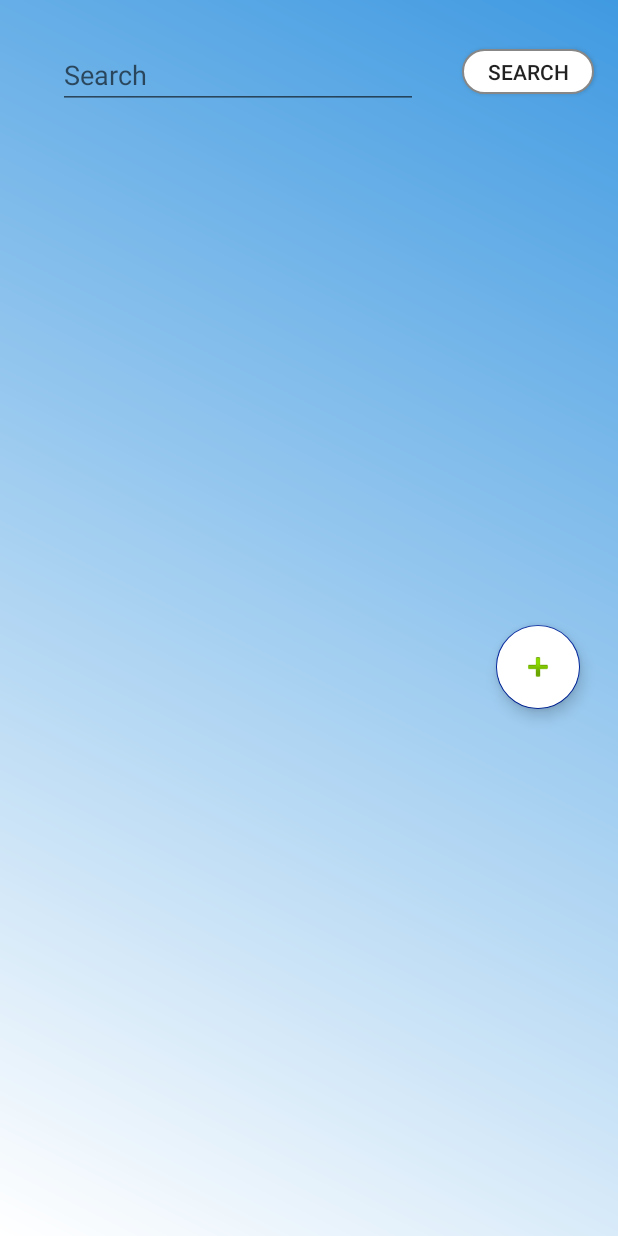
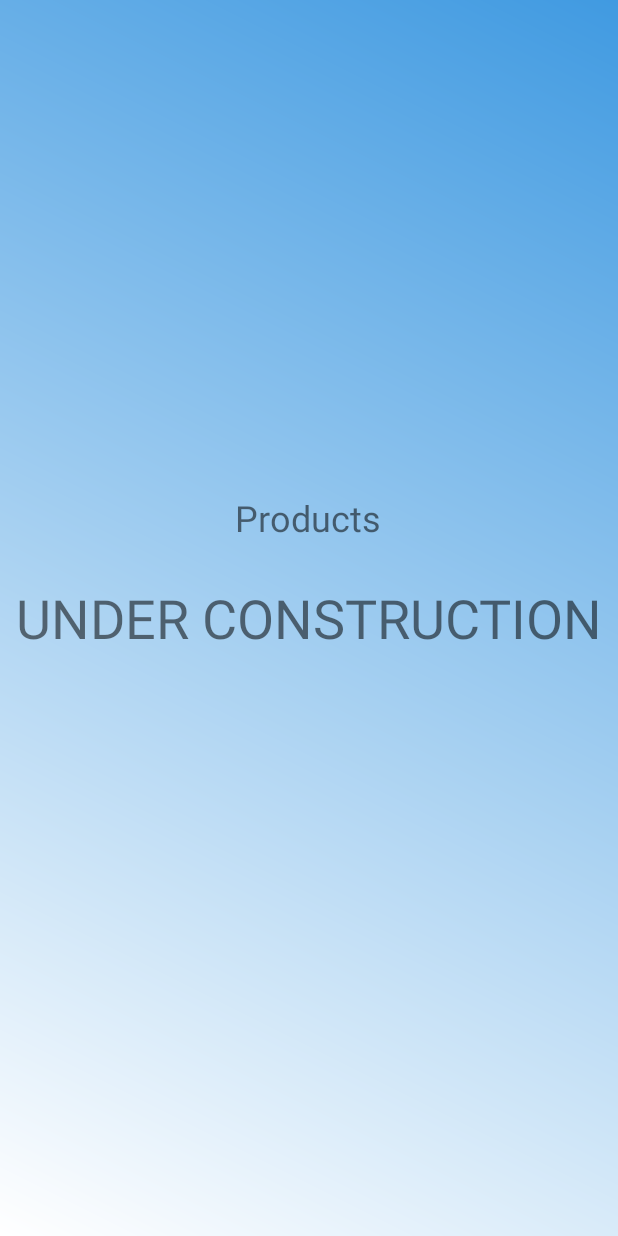
Before and after one commit to MobsofFools/TravelExperts, an Android app: the layout fragment_products.xml on its own in the app's theme, with its tools: preview values and no code run, on a phone screen of 412 x 824 dp. Run offline under Robolectric (Android 15) with nearby library versions, the phone set to English and light mode, and no system bars; Roboto replaces fonts that are not available here.

Commit message:
Changing products to under construction

```diff
--- a/app/src/main/java/com/edvinlin/travelexperts/ui/bookings/BookingsDataViewFragment.java
+++ b/app/src/main/java/com/edvinlin/travelexperts/ui/bookings/BookingsDataViewFragment.java
@@ -11,6 +11,7 @@ import android.widget.EditText;
 
 import androidx.annotation.NonNull;
 import androidx.annotation.Nullable;
+import androidx.appcompat.app.AppCompatActivity;
 import androidx.cardview.widget.CardView;
 import androidx.fragment.app.Fragment;
 import androidx.lifecycle.ViewModelProvider;
@@ -39,6 +40,7 @@ public class BookingsDataViewFragment extends Fragment {
     @Override
     public void onViewCreated(@NonNull View view, @Nullable Bundle savedInstanceState) {
         super.onViewCreated(view, savedInstanceState);
+        ((AppCompatActivity) getActivity()).getSupportActionBar().setDisplayHomeAsUpEnabled(false);
         //Edit Texts
         BookingId = view.findViewById(R.id.etBookingId);
         BookingNo = view.findViewById(R.id.etBookingNo);
--- a/app/src/main/java/com/edvinlin/travelexperts/ui/bookings/BookingsFragment.java
+++ b/app/src/main/java/com/edvinlin/travelexperts/ui/bookings/BookingsFragment.java
@@ -6,14 +6,12 @@ import android.text.TextWatcher;
 import android.view.LayoutInflater;
 import android.view.View;
 import android.view.ViewGroup;
-import android.view.inputmethod.EditorInfo;
 import android.widget.EditText;
-import android.widget.Filter;
 import android.widget.ImageView;
-import android.widget.SearchView;
 
 import androidx.annotation.NonNull;
 import androidx.annotation.Nullable;
+import androidx.appcompat.app.AppCompatActivity;
 import androidx.fragment.app.Fragment;
 import androidx.lifecycle.ViewModelProvider;
 import androidx.navigation.NavController;
@@ -51,6 +49,9 @@ public class BookingsFragment extends Fragment implements OnRecyclerItemClickLis
     @Override
     public void onViewCreated(@NonNull View view, @Nullable Bundle savedInstanceState) {
         super.onViewCreated(view, savedInstanceState);
+        ((AppCompatActivity) getActivity()).getSupportActionBar().show();
+
+
         sharedBookingModel = new ViewModelProvider(requireActivity()).get(SharedBookingModel.class);
         recyclerView = view.findViewById(R.id.rvList);
         navController = Navigation.findNavController(view);
--- a/app/src/main/java/com/edvinlin/travelexperts/ui/customers/CustomerDataViewFragment.java
+++ b/app/src/main/java/com/edvinlin/travelexperts/ui/customers/CustomerDataViewFragment.java
@@ -11,6 +11,7 @@ import android.widget.EditText;
 
 import androidx.annotation.NonNull;
 import androidx.annotation.Nullable;
+import androidx.appcompat.app.AppCompatActivity;
 import androidx.cardview.widget.CardView;
 import androidx.fragment.app.Fragment;
 import androidx.lifecycle.ViewModelProvider;
@@ -50,6 +51,7 @@ public class CustomerDataViewFragment extends Fragment {
     @Override
     public void onViewCreated(@NonNull View view, @Nullable Bundle savedInstanceState) {
         super.onViewCreated(view, savedInstanceState);
+        ((AppCompatActivity) getActivity()).getSupportActionBar().setDisplayHomeAsUpEnabled(false);
         //Edit Texts
         CustId = view.findViewById(R.id.etCustId);
         CustFirstName = view.findViewById(R.id.etCustFirstName);
--- a/app/src/main/java/com/edvinlin/travelexperts/ui/travelpackages/PackageDataViewFragment.java
+++ b/app/src/main/java/com/edvinlin/travelexperts/ui/travelpackages/PackageDataViewFragment.java
@@ -10,6 +10,7 @@ import android.widget.EditText;
 
 import androidx.annotation.NonNull;
 import androidx.annotation.Nullable;
+import androidx.appcompat.app.AppCompatActivity;
 import androidx.cardview.widget.CardView;
 import androidx.fragment.app.Fragment;
 import androidx.lifecycle.ViewModelProvider;
@@ -39,6 +40,7 @@ public class PackageDataViewFragment extends Fragment {
     @Override
     public void onViewCreated(@NonNull View view, @Nullable Bundle savedInstanceState) {
         super.onViewCreated(view, savedInstanceState);
+        ((AppCompatActivity) getActivity()).getSupportActionBar().setDisplayHomeAsUpEnabled(false);
         //Edit Texts
         PkgId = view.findViewById(R.id.etPkgId);
         PkgName = view.findViewById(R.id.etPkgName);
--- a/app/src/main/java/com/edvinlin/travelexperts/ui/travelpackages/SharedPackageModel.java
+++ b/app/src/main/java/com/edvinlin/travelexperts/ui/travelpackages/SharedPackageModel.java
@@ -2,7 +2,6 @@ package com.edvinlin.travelexperts.ui.travelpackages;
 
 import android.content.Context;
 import android.util.Log;
-import android.widget.EditText;
 import android.widget.Toast;
 
 import androidx.lifecycle.LiveData;
@@ -13,10 +12,7 @@ import com.edvinlin.travelexperts.model.TravelPackage;
 import com.edvinlin.travelexperts.remote.ApiClient;
 import com.edvinlin.travelexperts.remote.ApiInterface;
 
-import java.text.SimpleDateFormat;
-import java.util.Calendar;
 import java.util.List;
-import java.util.Locale;
 
 import okhttp3.ResponseBody;
 import retrofit2.Call;
@@ -25,7 +21,6 @@ import retrofit2.Response;
 
 public class SharedPackageModel extends ViewModel {
 
-    public static final String TAG = "SharedPackageModel";
     public MutableLiveData<List<TravelPackage>> mutablePackageList = new MutableLiveData<>();
     public MutableLiveData<TravelPackage> mutablePackage = new MutableLiveData<>();
     public List<TravelPackage> packageList;
--- a/app/src/main/java/com/edvinlin/travelexperts/ui/travelpackages/TravelPackagesFragment.java
+++ b/app/src/main/java/com/edvinlin/travelexperts/ui/travelpackages/TravelPackagesFragment.java
@@ -11,6 +11,7 @@ import android.widget.ImageView;
 
 import androidx.annotation.NonNull;
 import androidx.annotation.Nullable;
+import androidx.appcompat.app.AppCompatActivity;
 import androidx.fragment.app.Fragment;
 import androidx.lifecycle.ViewModelProvider;
 import androidx.navigation.NavController;
@@ -52,6 +53,8 @@ public class TravelPackagesFragment extends Fragment implements OnRecyclerItemCl
     @Override
     public void onViewCreated(@NonNull View view, @Nullable Bundle savedInstanceState) {
         super.onViewCreated(view, savedInstanceState);
+        ((AppCompatActivity) getActivity()).getSupportActionBar().show();
+        ((AppCompatActivity) getActivity()).getSupportActionBar().setDisplayHomeAsUpEnabled(false);
         sharedPackageModel = new ViewModelProvider(requireActivity()).get(SharedPackageModel.class);
         recyclerView = view.findViewById(R.id.rvList);
         navController = Navigation.findNavController(view);
@@ -84,8 +87,8 @@ public class TravelPackagesFragment extends Fragment implements OnRecyclerItemCl
             }
         });
 
-        final FloatingActionButton addbtn = view.findViewById(R.id.fabAdd);
-        addbtn.setOnClickListener(v -> Navigation.findNavController(v).navigate(R.id.navigation_addpackage));
+        final FloatingActionButton addBtn = view.findViewById(R.id.fabAdd);
+        addBtn.setOnClickListener(v -> Navigation.findNavController(v).navigate(R.id.navigation_addpackage));
 
         initRecyclerView();
         loadPackages();
--- a/app/src/main/res/layout/fragment_products.xml
+++ b/app/src/main/res/layout/fragment_products.xml
@@ -2,65 +2,36 @@
 <androidx.constraintlayout.widget.ConstraintLayout xmlns:android="http://schemas.android.com/apk/res/android"
     xmlns:app="http://schemas.android.com/apk/res-auto"
     xmlns:tools="http://schemas.android.com/tools"
-    android:id="@+id/frameLayout6"
+    android:id="@+id/frameLayout2"
     android:layout_width="match_parent"
     android:layout_height="match_parent"
     android:background="@drawable/gradient_background"
-    tools:context=".ui.products.ProductsFragment">
+    tools:context=".ui.flights.FlightFragment">
 
-    <Button
-        android:id="@+id/btnSearch"
-        android:layout_width="wrap_content"
-        android:layout_height="30dp"
-        android:background="@drawable/button"
-        android:text="@string/Search"
+    <TextView
+        android:id="@+id/textView2"
+        android:layout_width="fill_parent"
+        android:layout_height="fill_parent"
+        android:gravity="center"
+        android:text="@string/construction"
+        android:textSize="36sp"
         app:layout_constraintBottom_toBottomOf="parent"
         app:layout_constraintEnd_toEndOf="parent"
-        app:layout_constraintHorizontal_bias="0.95"
         app:layout_constraintStart_toStartOf="parent"
         app:layout_constraintTop_toTopOf="parent"
-        app:layout_constraintVertical_bias="0.041" />
+        app:layout_constraintVertical_bias="0.308" />
 
-    <androidx.recyclerview.widget.RecyclerView
-        android:id="@+id/rvList"
-        android:layout_width="fill_parent"
-        android:layout_height="400dp"
-        android:layout_margin="10dp"
-        android:padding="10dp"
+    <TextView
+        android:id="@+id/textView3"
+        android:layout_width="wrap_content"
+        android:layout_height="wrap_content"
+        android:text="@string/card5"
+        android:textSize="24sp"
         app:layout_constraintBottom_toBottomOf="parent"
         app:layout_constraintEnd_toEndOf="parent"
-        app:layout_constraintHorizontal_bias="0.6"
+        app:layout_constraintHorizontal_bias="0.498"
         app:layout_constraintStart_toStartOf="parent"
-        app:layout_constraintTop_toBottomOf="@+id/btnSearch"
-        app:layout_constraintVertical_bias="0.0" />
+        app:layout_constraintTop_toTopOf="@+id/textView2"
+        app:layout_constraintVertical_bias="0.415" />
 
-    <EditText
-        android:id="@+id/etSearch"
-        android:layout_width="240dp"
-        android:layout_height="40dp"
-        android:ems="10"
-        android:hint="@string/Search"
-        android:importantForAutofill="no"
-        android:inputType="textPersonName"
-        app:layout_constraintBottom_toTopOf="@+id/rvList"
-        app:layout_constraintEnd_toStartOf="@+id/btnSearch"
-        app:layout_constraintHorizontal_bias="0.567"
-        app:layout_constraintStart_toStartOf="parent"
-        app:layout_constraintTop_toTopOf="@+id/btnSearch"
-        app:layout_constraintVertical_bias="0.0" />
-
-    <com.google.android.material.floatingactionbutton.FloatingActionButton
-        android:id="@+id/fabAdd"
-        android:layout_width="wrap_content"
-        android:layout_height="wrap_content"
-        android:backgroundTint="@color/design_default_color_background"
-        android:clickable="true"
-        android:focusable="true"
-        android:src="@android:drawable/ic_input_add"
-        app:layout_constraintBottom_toBottomOf="@+id/rvList"
-        app:layout_constraintEnd_toEndOf="parent"
-        app:layout_constraintHorizontal_bias="0.929"
-        app:layout_constraintStart_toStartOf="parent"
-        app:layout_constraintTop_toTopOf="@+id/rvList"
-        app:layout_constraintVertical_bias="1.0" />
 </androidx.constraintlayout.widget.ConstraintLayout>
--- a/app/src/main/res/navigation/mobile_navigation.xml
+++ b/app/src/main/res/navigation/mobile_navigation.xml
@@ -25,22 +25,22 @@
     <fragment
         android:id="@+id/navigation_packagedataview"
         android:name="com.edvinlin.travelexperts.ui.travelpackages.PackageDataViewFragment"
-        android:label="@string/dataview"
+        android:label="@string/card1"
         tools:layout="@layout/data_view_fragment_package" />
     <fragment
         android:id="@+id/navigation_customerdataview"
         android:name="com.edvinlin.travelexperts.ui.customers.CustomerDataViewFragment"
-        android:label="@string/dataview"
+        android:label="@string/card3"
         tools:layout="@layout/data_view_fragment_customer" />
     <fragment
         android:id="@+id/navigation_productdataview"
         android:name="com.edvinlin.travelexperts.ui.products.ProductsDataViewFragment"
-        android:label="@string/dataview"
+        android:label="@string/card5"
         tools:layout="@layout/data_view_fragment_products" />
     <fragment
         android:id="@+id/navigation_bookingsdataview"
         android:name="com.edvinlin.travelexperts.ui.bookings.BookingsDataViewFragment"
-        android:label="@string/dataview"
+        android:label="@string/card4"
         tools:layout="@layout/data_view_fragment_bookings" />
     <!-- Add Views -->
     <fragment
```
